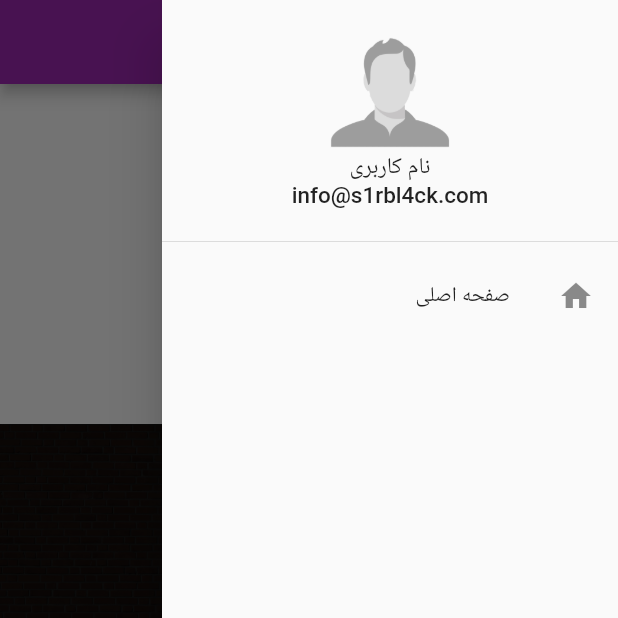
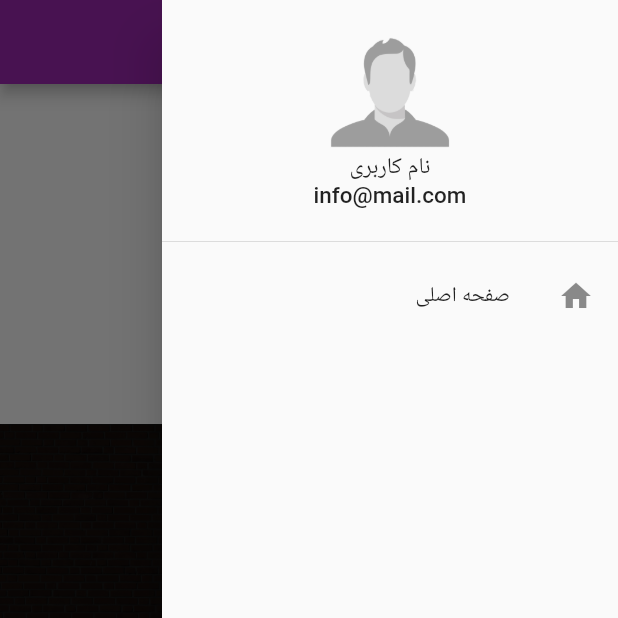
Before and after one commit to carlscerbo/flutterSampleApp, a Flutter app: the screen it shows after launch, with the side drawer open, on a phone screen of 412 x 824 dp, the top half of it. Run offline on Flutter 3.47's test engine with Material 2 defaults, Android fonts, the phone set to English and light mode, and no system bars.

Commit message:
Email changed in the drawer

```diff
--- a/lib/main.dart
+++ b/lib/main.dart
@@ -42,7 +42,7 @@ class _MyAppState extends State<MyApp> {
                         style: TextStyle(fontSize: 15),
                       ),
                       const Text(
-                        'info@s1rbl4ck.com',
+                        'info@mail.com',
                         style: TextStyle(fontSize: 15),
                       ),
                     ],
```
